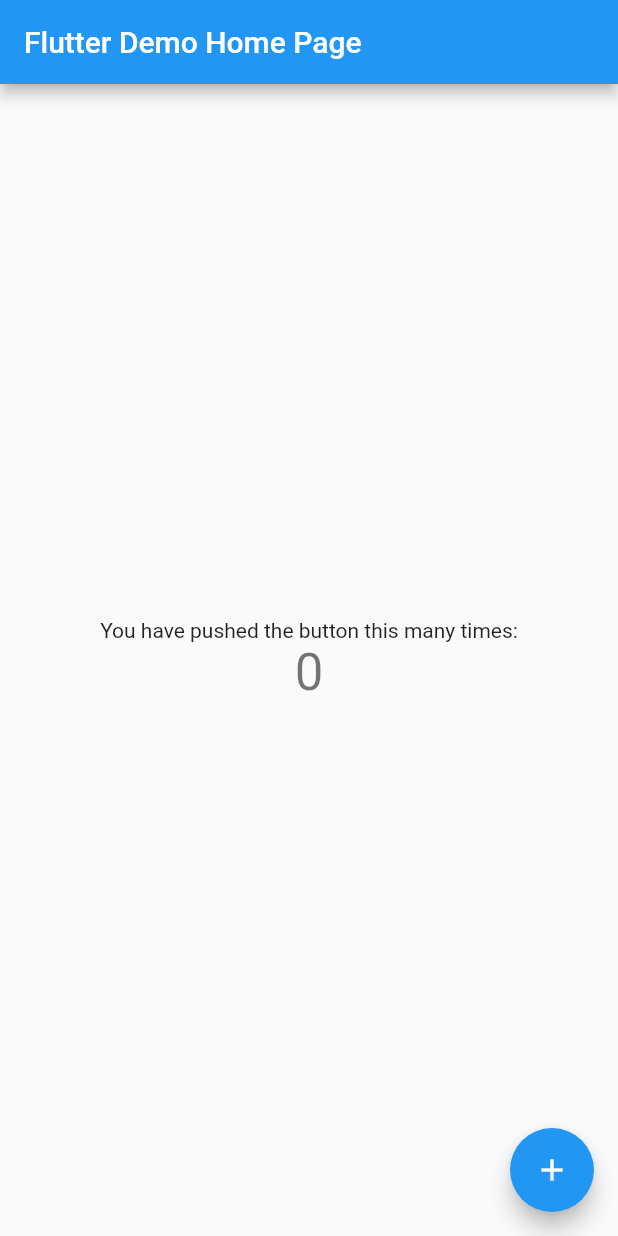
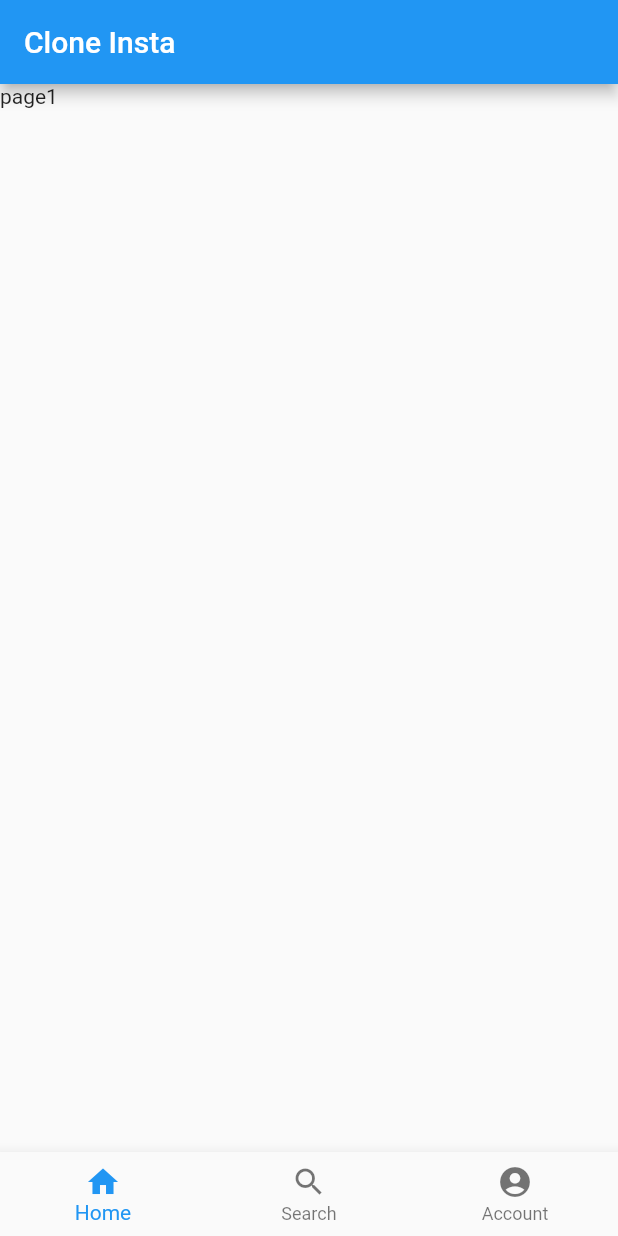
Before and after one commit to Michellehwang001/instagramClone, a Flutter app: the screen it shows after launch, on a phone screen of 412 x 824 dp. Run offline on Flutter 3.47's test engine with Material 2 defaults, Android fonts, the phone set to English and light mode, and no system bars.

Commit message:
Bottom Navigation

```diff
--- /dev/null
+++ b/lib/login_page.dart
@@ -0,0 +1,12 @@
+import 'package:flutter/material.dart';
+
+class LoginPage extends StatelessWidget {
+  const LoginPage({Key? key}) : super(key: key);
+
+  @override
+  Widget build(BuildContext context) {
+    return Container(
+      child: Text('LoginPage'),
+    );
+  }
+}
--- a/lib/main.dart
+++ b/lib/main.dart
@@ -1,4 +1,5 @@
 import 'package:flutter/material.dart';
+import 'package:instagram_clone/root_page.dart';
 
 void main() {
   runApp(MyApp());
@@ -13,92 +14,7 @@
       theme: ThemeData(
         primarySwatch: Colors.blue,
       ),
-      home: MyHomePage(title: 'Flutter Demo Home Page'),
+      home: RootPage(),
     );
   }
 }
-
-class MyHomePage extends StatefulWidget {
-  MyHomePage({Key? key, required this.title}) : super(key: key);
-
-  // This widget is the home page of your application. It is stateful, meaning
-  // that it has a State object (defined below) that contains fields that affect
-  // how it looks.
-
-  // This class is the configuration for the state. It holds the values (in this
-  // case the title) provided by the parent (in this case the App widget) and
-  // used by the build method of the State. Fields in a Widget subclass are
-  // always marked "final".
-
-  final String title;
-
-  @override
-  _MyHomePageState createState() => _MyHomePageState();
-}
-
-class _MyHomePageState extends State<MyHomePage> {
-  int _counter = 0;
-
-  void _incrementCounter() {
-    setState(() {
-      // This call to setState tells the Flutter framework that something has
-      // changed in this State, which causes it to rerun the build method below
-      // so that the display can reflect the updated values. If we changed
-      // _counter without calling setState(), then the build method would not be
-      // called again, and so nothing would appear to happen.
-      _counter++;
-    });
-  }
-
-  @override
-  Widget build(BuildContext context) {
-    // This method is rerun every time setState is called, for instance as done
-    // by the _incrementCounter method above.
-    //
-    // The Flutter framework has been optimized to make rerunning build methods
-    // fast, so that you can just rebuild anything that needs updating rather
-    // than having to individually change instances of widgets.
-    return Scaffold(
-      appBar: AppBar(
-        // Here we take the value from the MyHomePage object that was created by
-        // the App.build method, and use it to set our appbar title.
-        title: Text(widget.title),
-      ),
-      body: Center(
-        // Center is a layout widget. It takes a single child and positions it
-        // in the middle of the parent.
-        child: Column(
-          // Column is also a layout widget. It takes a list of children and
-          // arranges them vertically. By default, it sizes itself to fit its
-          // children horizontally, and tries to be as tall as its parent.
-          //
-          // Invoke "debug painting" (press "p" in the console, choose the
-          // "Toggle Debug Paint" action from the Flutter Inspector in Android
-          // Studio, or the "Toggle Debug Paint" command in Visual Studio Code)
-          // to see the wireframe for each widget.
-          //
-          // Column has various properties to control how it sizes itself and
-          // how it positions its children. Here we use mainAxisAlignment to
-          // center the children vertically; the main axis here is the vertical
-          // axis because Columns are vertical (the cross axis would be
-          // horizontal).
-          mainAxisAlignment: MainAxisAlignment.center,
-          children: <Widget>[
-            Text(
-              'You have pushed the button this many times:',
-            ),
-            Text(
-              '$_counter',
-              style: Theme.of(context).textTheme.headline4,
-            ),
-          ],
-        ),
-      ),
-      floatingActionButton: FloatingActionButton(
-        onPressed: _incrementCounter,
-        tooltip: 'Increment',
-        child: Icon(Icons.add),
-      ), // This trailing comma makes auto-formatting nicer for build methods.
-    );
-  }
-}
--- /dev/null
+++ b/lib/root_page.dart
@@ -0,0 +1,11 @@
+import 'package:flutter/material.dart';
+import 'package:instagram_clone/tab_page.dart';
+
+class RootPage extends StatelessWidget {
+  const RootPage({Key? key}) : super(key: key);
+
+  @override
+  Widget build(BuildContext context) {
+    return TabPage();
+  }
+}
--- /dev/null
+++ b/lib/tab_page.dart
@@ -0,0 +1,43 @@
+import 'package:flutter/material.dart';
+
+class TabPage extends StatefulWidget {
+  const TabPage({Key? key}) : super(key: key);
+
+  @override
+  _TabPageState createState() => _TabPageState();
+}
+
+class _TabPageState extends State<TabPage> {
+  int _selectedIndex = 0;
+  List _pages = [
+    Text('page1'),
+    Text('page2'),
+    Text('page3'),
+  ];
+
+  @override
+  Widget build(BuildContext context) {
+    return Scaffold(
+      appBar: AppBar(
+        title: Text('Clone Insta'),
+      ),
+      body: _pages[_selectedIndex],
+      bottomNavigationBar: BottomNavigationBar(
+        currentIndex: _selectedIndex,
+        onTap: _onItemTaped,
+        items: <BottomNavigationBarItem>[
+          BottomNavigationBarItem(icon: Icon(Icons.home), label: 'Home'),
+          BottomNavigationBarItem(icon: Icon(Icons.search), label: 'Search'),
+          BottomNavigationBarItem(
+              icon: Icon(Icons.account_circle), label: 'Account'),
+        ],
+      ),
+    );
+  }
+
+  void _onItemTaped(int index) {
+    setState(() {
+      _selectedIndex = index;
+    });
+  }
+}
```
